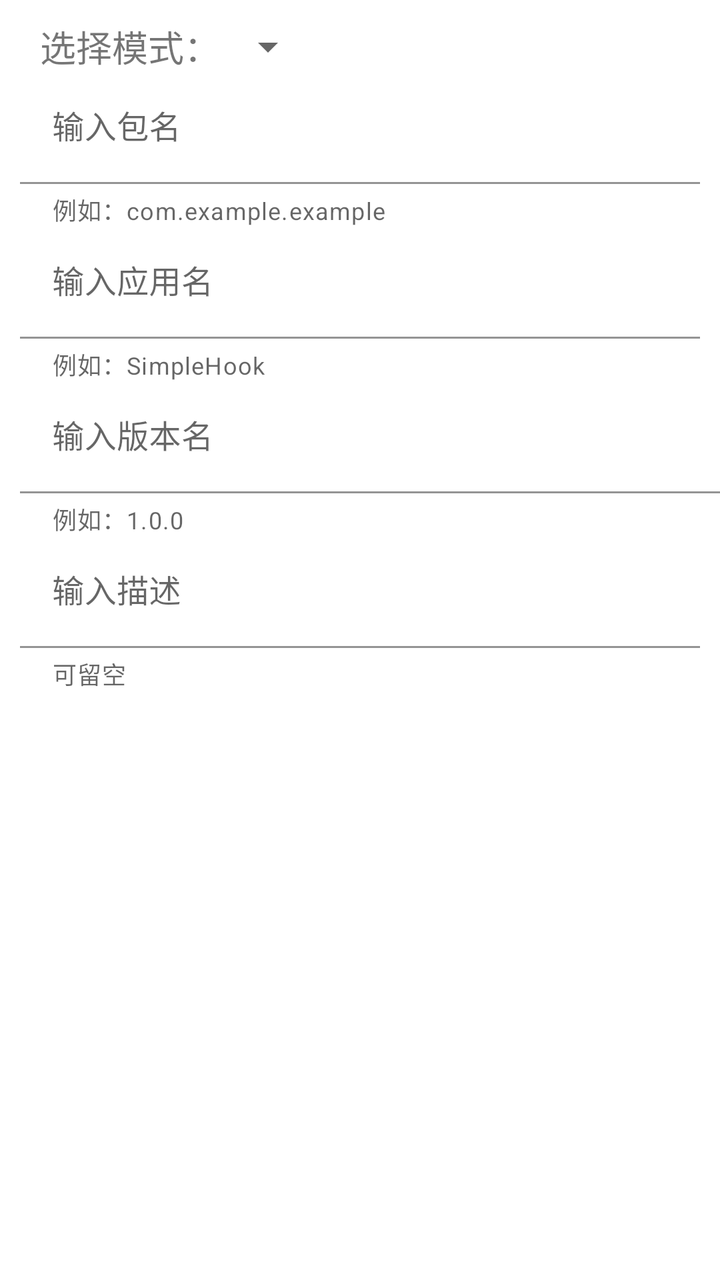
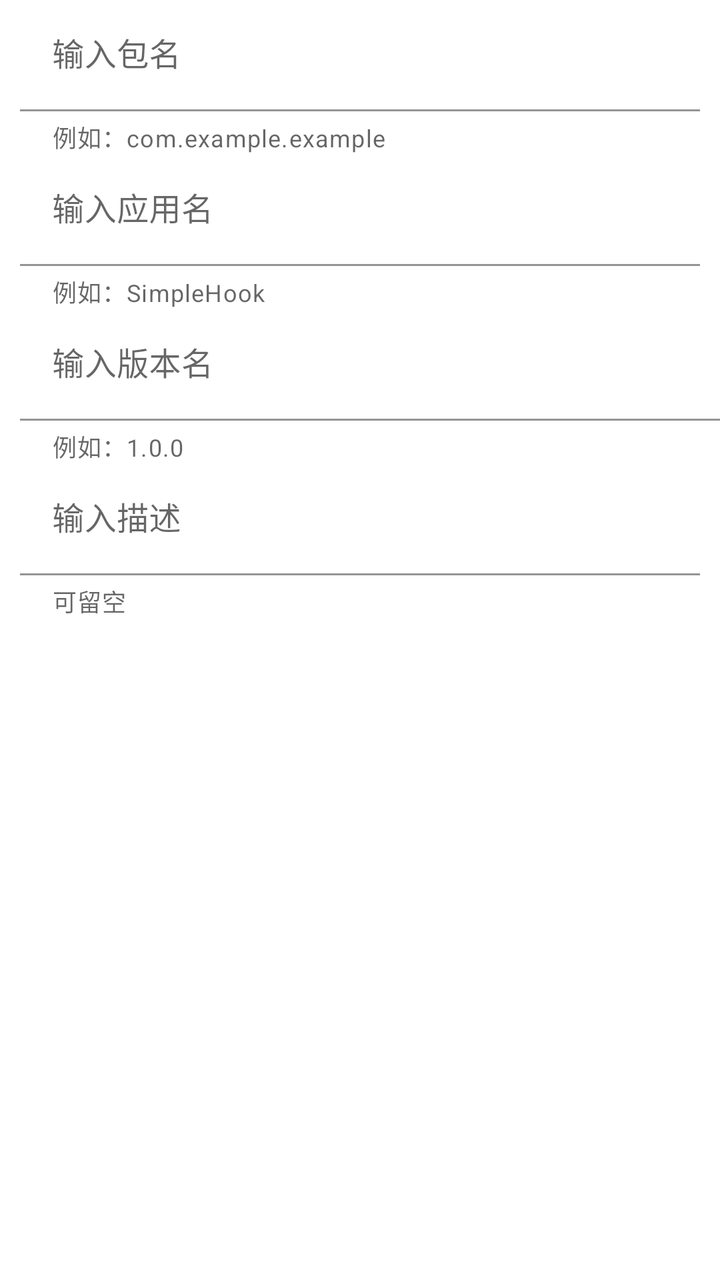

An Android layout rendered at two revisions. The XML below is the earlier revision; the diff shows what the commit changed to produce the second picture.
<!-- AndroidManifest.xml: application theme Theme.SimpleHook -->
<!-- res/layout/fragment_add.xml -->
<?xml version="1.0" encoding="utf-8"?>
<androidx.constraintlayout.widget.ConstraintLayout xmlns:android="http://schemas.android.com/apk/res/android"
    xmlns:app="http://schemas.android.com/apk/res-auto"
    xmlns:tools="http://schemas.android.com/tools"
    android:layout_width="match_parent"
    android:layout_height="match_parent"
    tools:context=".fragment.AddFragment">

    <TextView
        android:id="@+id/textView3"
        android:layout_width="wrap_content"
        android:layout_height="wrap_content"
        android:layout_marginStart="20dp"
        android:layout_marginTop="10dp"
        android:text="@string/mode_select"
        android:textSize="18sp"
        app:layout_constraintStart_toStartOf="parent"
        app:layout_constraintTop_toTopOf="parent" />

    <Spinner
        android:id="@+id/mode_select_spinner"
        android:layout_width="0dp"
        android:layout_height="wrap_content"
        app:layout_constraintBottom_toBottomOf="@+id/textView3"
        app:layout_constraintStart_toEndOf="@+id/textView3"
        app:layout_constraintTop_toTopOf="@+id/textView3" />

    <com.google.android.material.textfield.TextInputLayout
        android:id="@+id/application_edit"
        android:layout_width="match_parent"
        android:layout_height="wrap_content"
        android:visibility="gone"
        app:layout_constraintEnd_toEndOf="parent"
        app:layout_constraintStart_toStartOf="parent"
        app:layout_constraintTop_toBottomOf="@+id/textView3"
        app:helperText="@string/application_input_helper">

        <com.google.android.material.textfield.TextInputEditText
            android:layout_width="match_parent"
            android:layout_height="wrap_content"
            android:background="@android:color/transparent"
            android:hint="@string/application_input_tip" />
    </com.google.android.material.textfield.TextInputLayout>

    <com.google.android.material.textfield.TextInputLayout
        android:id="@+id/textInputLayout"
        android:layout_width="match_parent"
        android:layout_height="wrap_content"
        android:layout_marginStart="10dp"
        android:layout_marginEnd="10dp"
        app:helperText="@string/package_input_helper"
        app:layout_constraintEnd_toEndOf="parent"
        app:layout_constraintStart_toStartOf="parent"
        app:layout_constraintTop_toBottomOf="@+id/application_edit">

        <com.google.android.material.textfield.TextInputEditText
            android:id="@+id/packageName_edit"
            android:layout_width="match_parent"
            android:layout_height="wrap_content"
            android:background="@android:color/transparent"
            android:hint="@string/package_input_tip" />
    </com.google.android.material.textfield.TextInputLayout>

    <com.google.android.material.textfield.TextInputLayout
        android:id="@+id/textInputLayout5"
        android:layout_width="match_parent"
        android:layout_height="wrap_content"
        android:layout_marginStart="10dp"
        android:layout_marginEnd="10dp"
        app:helperText="@string/app_name_input_helper"
        app:layout_constraintEnd_toEndOf="parent"
        app:layout_constraintStart_toStartOf="parent"
        app:layout_constraintTop_toBottomOf="@+id/textInputLayout">

        <com.google.android.material.textfield.TextInputEditText
            android:id="@+id/app_name_edit"
            android:layout_width="match_parent"
            android:layout_height="wrap_content"
            android:background="@android:color/transparent"
            android:hint="@string/app_name_input_tip" />
    </com.google.android.material.textfield.TextInputLayout>

    <com.google.android.material.textfield.TextInputLayout
        android:id="@+id/textInputLayout6"
        android:layout_width="match_parent"
        android:layout_height="wrap_content"
        android:layout_marginStart="10dp"
        app:helperText="@string/version_input_helper"
        app:layout_constraintStart_toStartOf="parent"
        app:layout_constraintTop_toBottomOf="@+id/textInputLayout5">

        <com.google.android.material.textfield.TextInputEditText
            android:id="@+id/app_version_name_edit"
            android:layout_width="match_parent"
            android:layout_height="wrap_content"
            android:background="@android:color/transparent"
            android:hint="@string/version_input_tip" />
    </com.google.android.material.textfield.TextInputLayout>

    <com.google.android.material.textfield.TextInputLayout
        android:id="@+id/textInputLayout7"
        android:layout_width="match_parent"
        android:layout_height="wrap_content"
        android:layout_marginStart="10dp"
        android:layout_marginEnd="10dp"
        app:helperText="可留空"
        app:layout_constraintEnd_toEndOf="parent"
        app:layout_constraintStart_toStartOf="parent"
        app:layout_constraintTop_toBottomOf="@+id/textInputLayout6">

        <com.google.android.material.textfield.TextInputEditText
            android:id="@+id/desc_string_edit"
            android:layout_width="match_parent"
            android:layout_height="wrap_content"
            android:background="@android:color/transparent"
            android:hint="@string/description_input_tip" />
    </com.google.android.material.textfield.TextInputLayout>

    <androidx.recyclerview.widget.RecyclerView
        android:id="@+id/methodRV"
        android:layout_width="match_parent"
        android:layout_height="0dp"
        app:layout_constraintBottom_toBottomOf="parent"
        app:layout_constraintEnd_toEndOf="parent"
        app:layout_constraintStart_toStartOf="parent"
        app:layout_constraintTop_toBottomOf="@+id/textInputLayout7" />

</androidx.constraintlayout.widget.ConstraintLayout>
<!-- resources referenced by this layout -->
<resources>
  <string name="app_name_input_helper">例如：SimpleHook</string>
  <string name="app_name_input_tip">输入应用名</string>
  <string name="application_input_helper">例如：com.example.MyApplication</string>
  <string name="application_input_tip">输入入口名</string>
  <string name="description_input_tip">输入描述</string>
  <string name="mode_select">选择模式：</string>
  <string name="package_input_helper">例如：com.example.example</string>
  <string name="package_input_tip">输入包名</string>
  <string name="version_input_helper">例如：1.0.0</string>
  <string name="version_input_tip">输入版本名</string>
  <style name="Theme.SimpleHook" parent="Theme.MaterialComponents.DayNight.NoActionBar">
          
          <item name="colorPrimary">@color/purple_500</item>
          <item name="colorPrimaryVariant">@color/purple_700</item>
          <item name="colorOnPrimary">@color/white</item>
          
          <item name="colorSecondary">@color/teal_200</item>
          <item name="colorSecondaryVariant">@color/teal_700</item>
          <item name="colorOnSecondary">@color/black</item>
          
          <item name="android:statusBarColor" tools:targetApi="l">?attr/colorPrimaryVariant</item>
          
      </style>
  <color name="purple_500">#FF6200EE</color>
  <color name="purple_700">#FF3700B3</color>
  <color name="white">#FFFFFFFF</color>
  <color name="teal_200">#FF03DAC5</color>
  <color name="teal_700">#FF018786</color>
  <color name="black">#FF000000</color>
</resources>

<!-- the commit's change to res/layout/fragment_add.xml (unified diff, before → after) -->
@@ -14,6 +14,7 @@
         android:layout_marginTop="10dp"
         android:text="@string/mode_select"
         android:textSize="18sp"
+        android:visibility="gone"
         app:layout_constraintStart_toStartOf="parent"
         app:layout_constraintTop_toTopOf="parent" />
 
@@ -21,6 +22,7 @@
         android:id="@+id/mode_select_spinner"
         android:layout_width="0dp"
         android:layout_height="wrap_content"
+        android:visibility="gone"
         app:layout_constraintBottom_toBottomOf="@+id/textView3"
         app:layout_constraintStart_toEndOf="@+id/textView3"
         app:layout_constraintTop_toTopOf="@+id/textView3" />
@@ -30,10 +32,10 @@
         android:layout_width="match_parent"
         android:layout_height="wrap_content"
         android:visibility="gone"
+        app:helperText="@string/application_input_helper"
         app:layout_constraintEnd_toEndOf="parent"
         app:layout_constraintStart_toStartOf="parent"
-        app:layout_constraintTop_toBottomOf="@+id/textView3"
-        app:helperText="@string/application_input_helper">
+        app:layout_constraintTop_toBottomOf="@+id/textView3">
 
         <com.google.android.material.textfield.TextInputEditText
             android:layout_width="match_parent"
